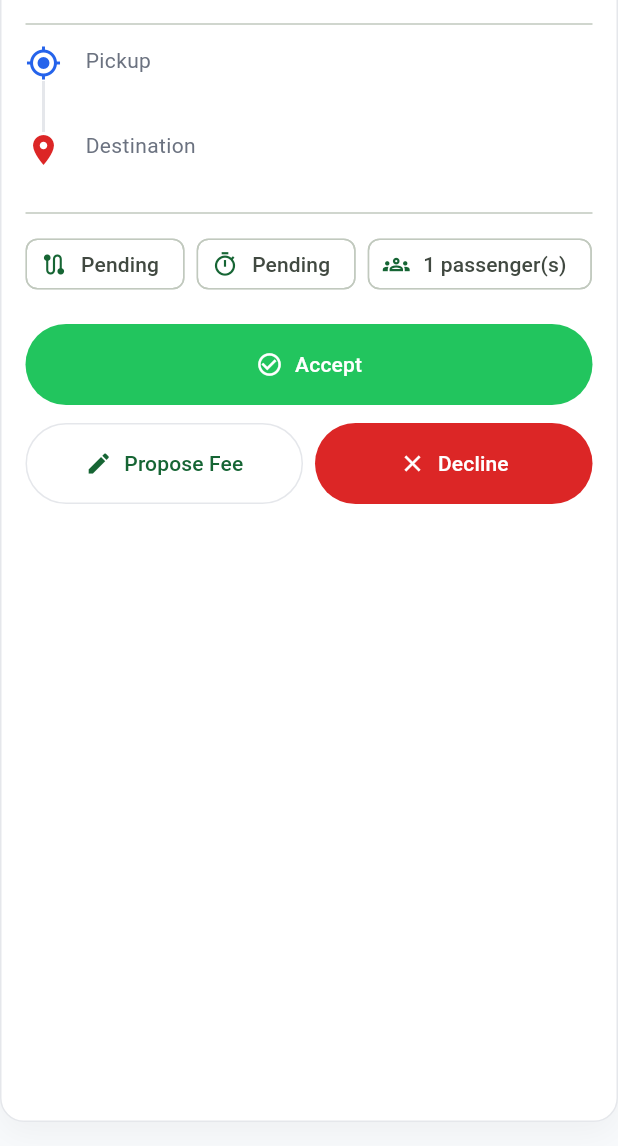
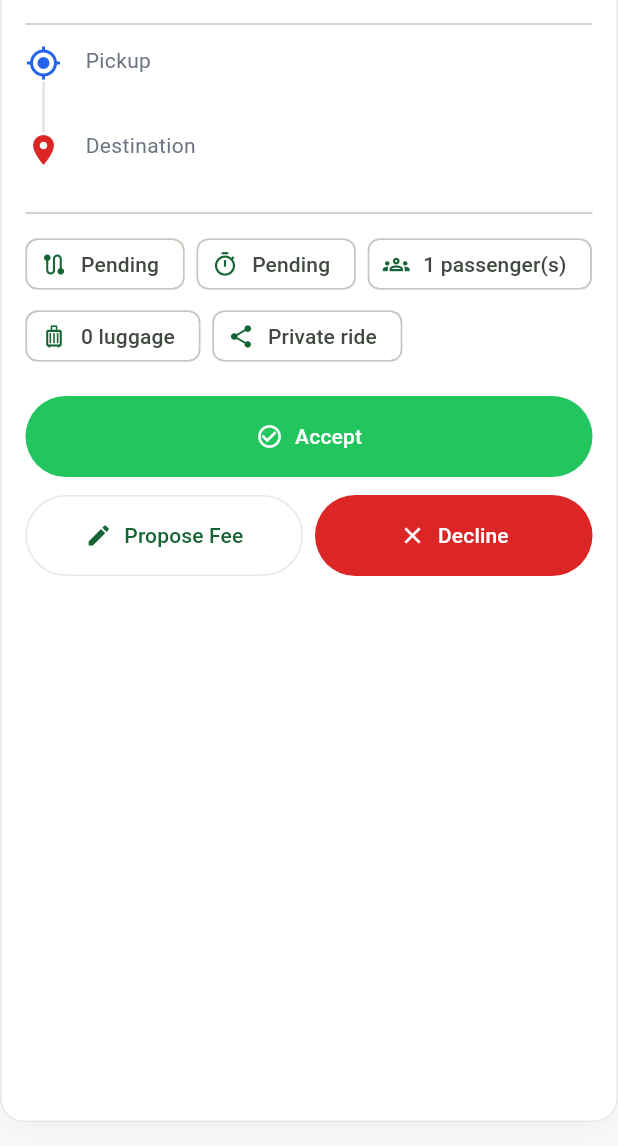
Before and after one commit to MbahLesky/Taximan, a Flutter app: the BookingRequestCard widget shown alone on an empty page, opened directly with empty values, on a phone screen of 412 x 824 dp, the part 90-1236 px from its top. Run offline on Flutter 3.47's test engine with Material 3 defaults, Android fonts, the phone set to English and light mode, and no system bars; our stand-ins replace cloud_firestore, connectivity_plus, file_picker, firebase_auth, firebase_core, firebase_storage and 8 more; accounts and stored records are empty.

Commit message:
feat: enhance booking acceptance flow with trip data retrieval and add ride-sharing support

```diff
--- a/taximan_driver/lib/features/booking_management/presentation/widgets/booking_request_card.dart
+++ b/taximan_driver/lib/features/booking_management/presentation/widgets/booking_request_card.dart
@@ -69,11 +69,14 @@ class BookingRequestCard extends ConsumerWidget {
                 icon: Icons.groups_outlined,
                 label: '${booking.passengerCount} passenger(s)',
               ),
-              if (booking.hasLuggage)
-                _DetailChip(
-                  icon: Icons.luggage_outlined,
-                  label: '${booking.luggageCount} luggage',
-                ),
+              _DetailChip(
+                icon: Icons.luggage_outlined,
+                label: '${booking.luggageCount} luggage',
+              ),
+              _DetailChip(
+                icon: Icons.share,
+                label: booking.isRideSharing ? 'Shared ride' : 'Private ride',
+              ),
             ],
           ),
           if (booking.additionalInfo.isNotEmpty) ...[
@@ -118,9 +121,9 @@ class BookingRequestCard extends ConsumerWidget {
 
   Future<void> _accept(BuildContext context, WidgetRef ref) async {
     try {
-      await ref.read(bookingActionsProvider).accept(booking);
+      final trip = await ref.read(bookingActionsProvider).accept(booking);
       if (context.mounted) {
-        context.push('/navigate-to-pickup');
+        context.push('/trip-details', extra: trip);
       }
     } catch (e) {
       if (context.mounted) {
--- a/taximan_driver/lib/shared/models/booking.dart
+++ b/taximan_driver/lib/shared/models/booking.dart
@@ -19,6 +19,7 @@ class Booking {
     this.passengerCount = 1,
     this.hasLuggage = false,
     this.luggageCount = 0,
+    this.isRideSharing = false,
     this.additionalInfo = '',
     this.finalFare,
     this.pickup = const AppLocation(address: ''),
@@ -43,6 +44,7 @@ class Booking {
   final int passengerCount;
   final bool hasLuggage;
   final int luggageCount;
+  final bool isRideSharing;
   final String additionalInfo;
   final int? finalFare;
   final AppLocation pickup;
@@ -86,6 +88,7 @@ class Booking {
       passengerCount: (map['passengerCount'] as num?)?.toInt() ?? 1,
       hasLuggage: map['hasLuggage'] as bool? ?? false,
       luggageCount: (map['luggageCount'] as num?)?.toInt() ?? 0,
+      isRideSharing: map['isRideSharing'] as bool? ?? false,
       additionalInfo: map['additionalInfo'] as String? ?? '',
       finalFare: (map['finalFare'] as num?)?.toInt(),
       pickup: pickup,
```
Also changed, not shown: taximan_driver/lib/features/booking_management/application/providers/booking_provider.dart (+9 -2 lines), taximan_driver/lib/features/booking_management/data/booking_repository.dart (+10 -2 lines).
